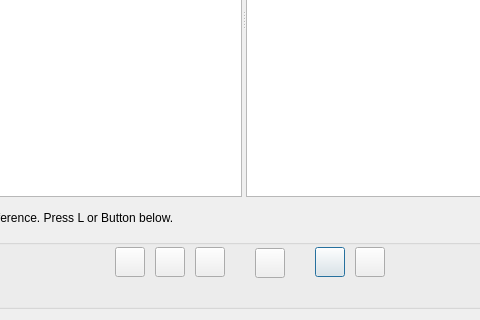
Old version of the form GUI_UIs/ui_reference_manager.ui in the repository ccbogel/QualCoder; both pictures show x 206 to 686 and y 171 to 491 of the 899 by 491 pixel window.
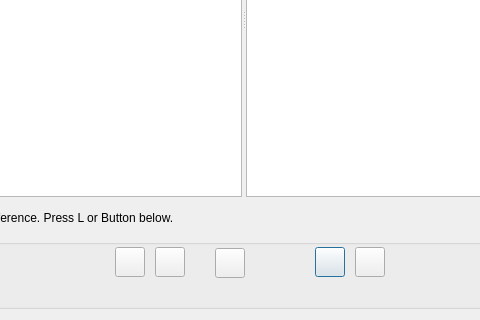
New version of the form.

What changed in the file:
```diff
--- a/GUI_UIs/ui_reference_manager.ui
+++ b/GUI_UIs/ui_reference_manager.ui
@@ -120,18 +120,8 @@
         <height>30</height>
        </rect>
       </property>
-      <property name="text">
-       <string/>
-      </property>
-     </widget>
-     <widget class="QPushButton" name="pushButton_unlink_file">
-      <property name="geometry">
-       <rect>
-        <x>390</x>
-        <y>8</y>
-        <width>30</width>
-        <height>30</height>
-       </rect>
+      <property name="toolTip">
+       <string>&lt;html&gt;&lt;head/&gt;&lt;body&gt;&lt;p&gt;Unlink selected files from references&lt;/p&gt;&lt;/body&gt;&lt;/html&gt;</string>
       </property>
       <property name="text">
        <string/>
@@ -153,7 +143,7 @@
      <widget class="QPushButton" name="pushButton_edit_ref">
       <property name="geometry">
        <rect>
-        <x>450</x>
+        <x>410</x>
         <y>9</y>
         <width>30</width>
         <height>30</height>
```
Left out of the diff: 14 changed lines with no effect on the pictures.
